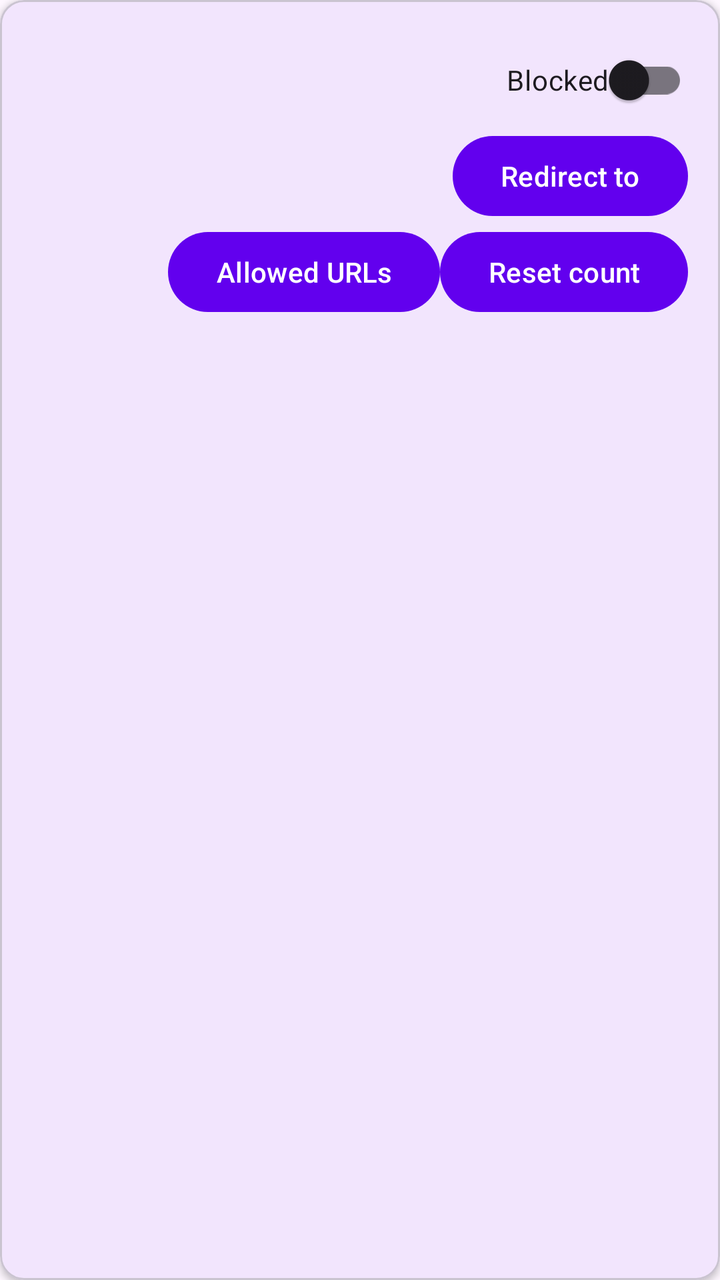
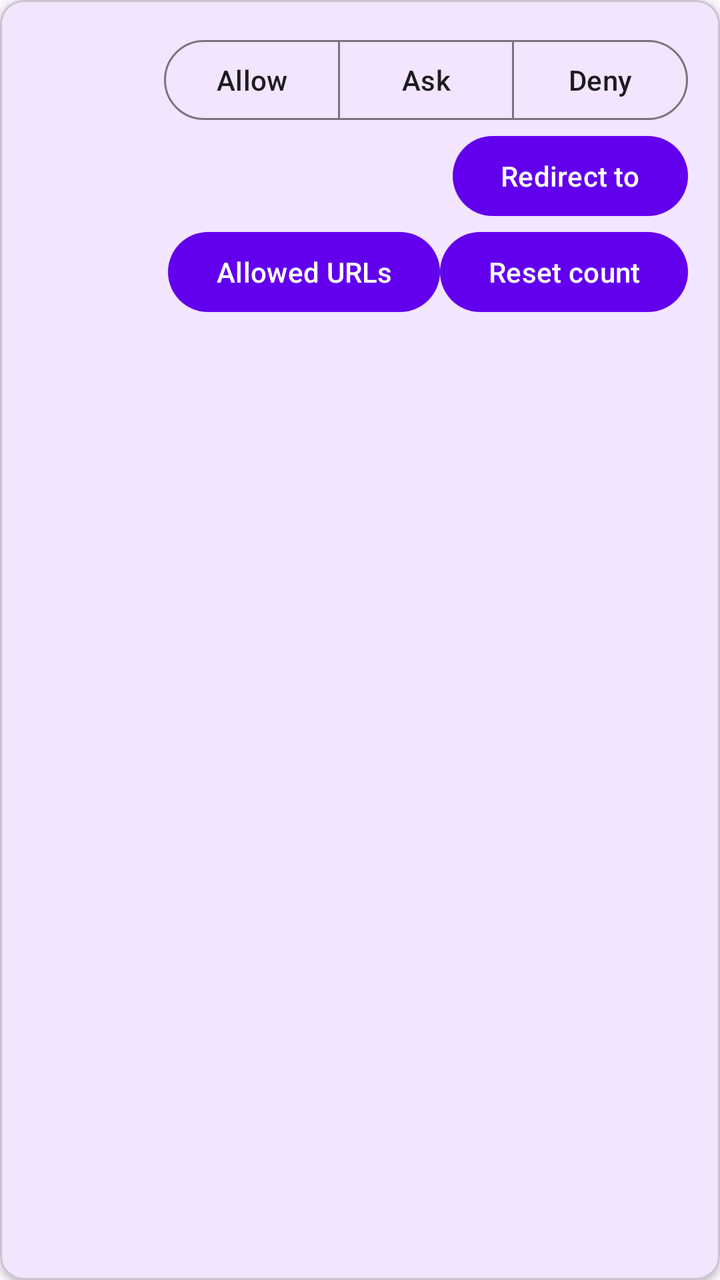

Screens rendered from an Android XML layout before and after an edit, with the pre-edit source and the edit as a unified diff.
<!-- AndroidManifest.xml: application theme Theme.BlockStoreLinks -->
<!-- res/layout/item_app_policy.xml -->
<?xml version="1.0" encoding="utf-8"?>
<com.google.android.material.card.MaterialCardView xmlns:android="http://schemas.android.com/apk/res/android"
    xmlns:app="http://schemas.android.com/apk/res-auto"
    android:layout_width="match_parent"
    android:layout_height="wrap_content"
    android:layout_marginBottom="12dp"
    app:cardCornerRadius="12dp"
    app:cardElevation="2dp">

    <androidx.constraintlayout.widget.ConstraintLayout
        android:layout_width="match_parent"
        android:layout_height="wrap_content"
        android:padding="16dp">

        <TextView
            android:id="@+id/appName"
            android:layout_width="0dp"
            android:layout_height="wrap_content"
            android:textStyle="bold"
            android:textSize="16sp"
            app:layout_constraintEnd_toStartOf="@+id/blockedSwitch"
            app:layout_constraintStart_toStartOf="parent"
            app:layout_constraintTop_toTopOf="parent" />

        <TextView
            android:id="@+id/appPackage"
            android:layout_width="0dp"
            android:layout_height="wrap_content"
            android:textSize="12sp"
            app:layout_constraintEnd_toStartOf="@+id/blockedSwitch"
            app:layout_constraintStart_toStartOf="parent"
            app:layout_constraintTop_toBottomOf="@id/appName" />

        <TextView
            android:id="@+id/attempts"
            android:layout_width="wrap_content"
            android:layout_height="wrap_content"
            android:textSize="12sp"
            app:layout_constraintStart_toStartOf="parent"
            app:layout_constraintTop_toBottomOf="@id/appPackage" />

        <Button
            android:id="@+id/resetAttempts"
            android:layout_width="wrap_content"
            android:layout_height="wrap_content"
            android:text="@string/reset_attempts"
            app:layout_constraintEnd_toEndOf="parent"
            app:layout_constraintTop_toBottomOf="@id/redirectButton" />

        <com.google.android.material.switchmaterial.SwitchMaterial
            android:id="@+id/blockedSwitch"
            android:layout_width="wrap_content"
            android:layout_height="wrap_content"
            android:text="@string/blocked_toggle"
            app:layout_constraintEnd_toEndOf="parent"
            app:layout_constraintTop_toTopOf="parent" />

        <Button
            android:id="@+id/redirectButton"
            android:layout_width="wrap_content"
            android:layout_height="wrap_content"
            android:text="@string/redirect_to"
            app:layout_constraintEnd_toEndOf="parent"
            app:layout_constraintTop_toBottomOf="@id/blockedSwitch" />

        <TextView
            android:id="@+id/redirectTarget"
            android:layout_width="0dp"
            android:layout_height="wrap_content"
            android:textSize="12sp"
            app:layout_constraintEnd_toStartOf="@id/redirectButton"
            app:layout_constraintStart_toStartOf="parent"
            app:layout_constraintTop_toBottomOf="@id/attempts" />

        <Button
            android:id="@+id/allowlistButton"
            android:layout_width="wrap_content"
            android:layout_height="wrap_content"
            android:text="@string/allowlist"
            app:layout_constraintEnd_toStartOf="@id/resetAttempts"
            app:layout_constraintTop_toBottomOf="@id/redirectButton" />

        <TextView
            android:id="@+id/allowlistCount"
            android:layout_width="0dp"
            android:layout_height="wrap_content"
            android:textSize="12sp"
            app:layout_constraintEnd_toStartOf="@id/allowlistButton"
            app:layout_constraintStart_toStartOf="parent"
            app:layout_constraintTop_toBottomOf="@id/redirectTarget" />

    </androidx.constraintlayout.widget.ConstraintLayout>
</com.google.android.material.card.MaterialCardView>
<!-- resources referenced by this layout -->
<resources>
  <string name="allowlist">Allowed URLs</string>
  <string name="blocked_toggle">Blocked</string>
  <string name="redirect_to">Redirect to</string>
  <string name="reset_attempts">Reset count</string>
  <style name="Theme.BlockStoreLinks" parent="Theme.Material3.Light.NoActionBar">
          <item name="colorPrimary">@color/purple_500</item>
          <item name="colorPrimaryVariant">@color/purple_700</item>
          <item name="colorOnPrimary">@color/white</item>
          <item name="colorSecondary">@color/teal_200</item>
          <item name="colorSecondaryVariant">@color/teal_700</item>
          <item name="android:statusBarColor" tools:targetApi="l">@color/purple_700</item>
      </style>
  <color name="purple_500">#FF6200EE</color>
  <color name="purple_700">#FF3700B3</color>
  <color name="white">#FFFFFFFF</color>
  <color name="teal_200">#FF03DAC5</color>
  <color name="teal_700">#FF018786</color>
</resources>

<!-- the commit's change to res/layout/item_app_policy.xml (unified diff, before → after) -->
@@ -16,9 +16,9 @@
             android:id="@+id/appName"
             android:layout_width="0dp"
             android:layout_height="wrap_content"
+            android:textSize="16sp"
             android:textStyle="bold"
-            android:textSize="16sp"
-            app:layout_constraintEnd_toStartOf="@+id/blockedSwitch"
+            app:layout_constraintEnd_toStartOf="@+id/actionToggle"
             app:layout_constraintStart_toStartOf="parent"
             app:layout_constraintTop_toTopOf="parent" />
 
@@ -27,33 +27,49 @@
             android:layout_width="0dp"
             android:layout_height="wrap_content"
             android:textSize="12sp"
-            app:layout_constraintEnd_toStartOf="@+id/blockedSwitch"
+            app:layout_constraintEnd_toStartOf="@+id/actionToggle"
             app:layout_constraintStart_toStartOf="parent"
             app:layout_constraintTop_toBottomOf="@id/appName" />
 
         <TextView
             android:id="@+id/attempts"
-            android:layout_width="wrap_content"
+            android:layout_width="0dp"
             android:layout_height="wrap_content"
             android:textSize="12sp"
+            app:layout_constraintEnd_toStartOf="@+id/actionToggle"
             app:layout_constraintStart_toStartOf="parent"
             app:layout_constraintTop_toBottomOf="@id/appPackage" />
 
-        <Button
-            android:id="@+id/resetAttempts"
+        <com.google.android.material.button.MaterialButtonToggleGroup
+            android:id="@+id/actionToggle"
             android:layout_width="wrap_content"
             android:layout_height="wrap_content"
-            android:text="@string/reset_attempts"
             app:layout_constraintEnd_toEndOf="parent"
-            app:layout_constraintTop_toBottomOf="@id/redirectButton" />
+            app:layout_constraintTop_toTopOf="parent"
+            app:selectionRequired="true"
+            app:singleSelection="true">
 
-        <com.google.android.material.switchmaterial.SwitchMaterial
-            android:id="@+id/blockedSwitch"
-            android:layout_width="wrap_content"
-            android:layout_height="wrap_content"
-            android:text="@string/blocked_toggle"
-            app:layout_constraintEnd_toEndOf="parent"
-            app:layout_constraintTop_toTopOf="parent" />
+            <com.google.android.material.button.MaterialButton
+                android:id="@+id/actionAllow"
+                style="?attr/materialButtonOutlinedStyle"
+                android:layout_width="wrap_content"
+                android:layout_height="wrap_content"
+                android:text="@string/action_allow" />
+
+            <com.google.android.material.button.MaterialButton
+                android:id="@+id/actionAsk"
+                style="?attr/materialButtonOutlinedStyle"
+                android:layout_width="wrap_content"
+                android:layout_height="wrap_content"
+                android:text="@string/action_ask" />
+
+            <com.google.android.material.button.MaterialButton
+                android:id="@+id/actionDeny"
+                style="?attr/materialButtonOutlinedStyle"
+                android:layout_width="wrap_content"
+                android:layout_height="wrap_content"
+                android:text="@string/action_deny" />
+        </com.google.android.material.button.MaterialButtonToggleGroup>
 
         <Button
             android:id="@+id/redirectButton"
@@ -61,7 +77,7 @@
             android:layout_height="wrap_content"
             android:text="@string/redirect_to"
             app:layout_constraintEnd_toEndOf="parent"
-            app:layout_constraintTop_toBottomOf="@id/blockedSwitch" />
+            app:layout_constraintTop_toBottomOf="@id/actionToggle" />
 
         <TextView
             android:id="@+id/redirectTarget"
@@ -80,6 +96,14 @@
             app:layout_constraintEnd_toStartOf="@id/resetAttempts"
             app:layout_constraintTop_toBottomOf="@id/redirectButton" />
 
+        <Button
+            android:id="@+id/resetAttempts"
+            android:layout_width="wrap_content"
+            android:layout_height="wrap_content"
+            android:text="@string/reset_attempts"
+            app:layout_constraintEnd_toEndOf="parent"
+            app:layout_constraintTop_toBottomOf="@id/redirectButton" />
+
         <TextView
             android:id="@+id/allowlistCount"
             android:layout_width="0dp"
<!-- resource entries referenced after the edit -->
@@ -1,7 +1,9 @@
 <!-- resources referenced by this layout -->
 <resources>
+  <string name="action_allow">Allow</string>
+  <string name="action_ask">Ask</string>
+  <string name="action_deny">Deny</string>
   <string name="allowlist">Allowed URLs</string>
-  <string name="blocked_toggle">Blocked</string>
   <string name="redirect_to">Redirect to</string>
   <string name="reset_attempts">Reset count</string>
   <style name="Theme.BlockStoreLinks" parent="Theme.Material3.Light.NoActionBar">
